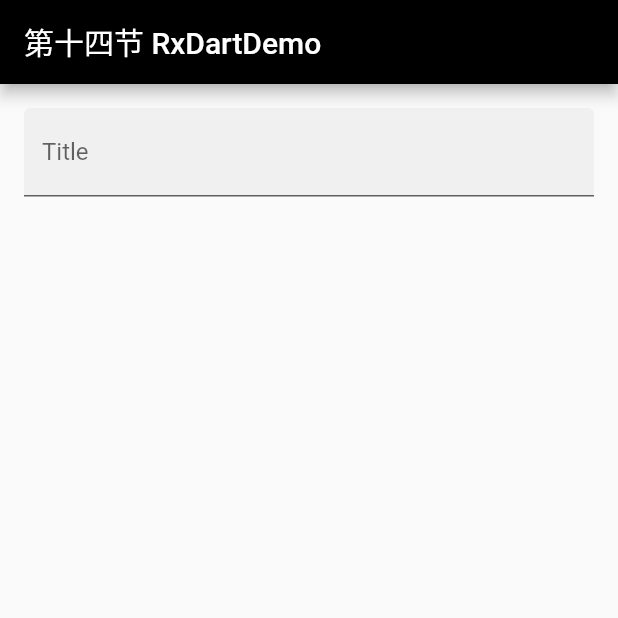
After one commit to mrerhuo/learn_flutter_app, a Flutter app: the screen it shows after launch, after a tap on "第十四课 RxDart 实例", on a phone screen of 412 x 824 dp, the top half of it. The commit adds this screen. Run offline on Flutter 3.47's test engine with Material 2 defaults, Android fonts, the phone set to English and light mode, and no system bars; our stand-ins replace rxdart.

Commit message:
新增RxDart第三方插件Demo

```diff
--- /dev/null
+++ b/lib/chapter14/Chapter14.dart
@@ -0,0 +1,18 @@
+import 'package:flutter/material.dart';
+import 'Chapter14Home.dart';
+
+class Chapter14 extends StatelessWidget {
+  @override
+  Widget build(BuildContext context) {
+    return MaterialApp(
+        debugShowCheckedModeBanner: false, //显示开发模式标签
+        initialRoute: '/',
+        routes: {'/': (context) => Chapter14Home()},
+        theme: ThemeData(
+            primaryColor: Colors.black,
+            primarySwatch: Colors.blue,
+            highlightColor: Color.fromRGBO(255, 255, 255, 0.5), //选中动画颜色
+            splashColor: Colors.blue //水波纹
+        ));
+  }
+}
--- /dev/null
+++ b/lib/chapter14/Chapter14Home.dart
@@ -0,0 +1,88 @@
+import 'package:flutter/material.dart';
+import 'package:rxdart/rxdart.dart';
+
+class Chapter14Home extends StatefulWidget {
+  Chapter14Home({Key key}) : super(key: key);
+  @override
+  _Chapter14HomeState createState() => _Chapter14HomeState();
+}
+
+class _Chapter14HomeState extends State<Chapter14Home> {
+  @override
+  Widget build(BuildContext context) {
+    return Scaffold(
+        resizeToAvoidBottomInset: false, //键盘
+        appBar: AppBar(title: Text('第十四节 RxDartDemo')),
+        body: RxDartDemo());
+  }
+}
+
+class RxDartDemo extends StatefulWidget {
+  RxDartDemo({Key key}) : super(key: key);
+
+  @override
+  _RxDartDemoState createState() => _RxDartDemoState();
+}
+
+class _RxDartDemoState extends State<RxDartDemo> {
+  PublishSubject<String> _textFieldSubject;
+  String _str = '';
+  @override
+  void initState() {
+    super.initState();
+    //Observable<String> _observable=Observable(Stream.fromIterable(['你好','Hello...']));
+    //PublishSubject<String> _subject=PublishSubject<String>();
+    //BehaviorSubject<String> _subject=BehaviorSubject<String>();
+    // ReplaySubject<String> _subject = ReplaySubject<String>(maxSize: 2);
+    // _subject.add('abcde');
+    // _subject.add('hola');
+    // _subject.add('hi');
+    // _subject.listen((data) => debugPrint('listen 1: $data'));
+    // _subject.listen((data) => debugPrint('listen 2: ${data.toUpperCase()}'));
+    // _subject.close();
+
+    _textFieldSubject = PublishSubject<String>();
+    _textFieldSubject
+    .map((data) {//新增一个转换
+      return '/*' + data + '*/';
+    })
+    .where((data){//条件过滤
+      return data.length>15;
+    })
+    .debounce((_) => TimerStream(true, Duration(milliseconds: 500)))//延迟半秒输出
+    .listen((data) {
+      setState(() {
+        _str = data;
+      });
+      debugPrint('$data');
+    });
+  }
+
+  @override
+  void dispose() {
+    super.dispose();
+    _textFieldSubject.close();
+  }
+
+  @override
+  Widget build(BuildContext context) {
+    return Container(
+      margin: EdgeInsets.all(16),
+      child: Column(
+        mainAxisAlignment: MainAxisAlignment.start,
+        children: <Widget>[
+          TextField(
+            onChanged: (value) {
+              _textFieldSubject.add('正在输入：$value');
+            },
+            onSubmitted: (value) {
+              _textFieldSubject.add('提交：$value');
+            },
+            decoration: InputDecoration(labelText: 'Title', filled: true),
+          ),
+          Text('$_str')
+        ],
+      ),
+    );
+  }
+}
--- a/lib/index.dart
+++ b/lib/index.dart
@@ -13,6 +13,8 @@ import 'chapter10/Chapter10.dart';
 import 'chapter11/Chapter11.dart';
 import 'chapter12/Chapter12.dart';
 import 'chapter13/Chapter13.dart';
+import 'chapter14/Chapter14.dart';
+import 'chapter15/Chapter15.dart';
 
 class Index extends StatelessWidget {
   const Index({Key key}) : super(key: key);
@@ -43,131 +45,105 @@ class ChapterList extends StatelessWidget {
             title: Text('第一课  Hello Fluter'),
             trailing: Icon(Icons.keyboard_arrow_right),
             onTap: () {
-              Navigator.of(context).push(
-                MaterialPageRoute(builder: (context)=>Chapter1())
-              );
+              Navigator.of(context).push(MaterialPageRoute(builder: (context) => Chapter1()));
             }),
         ListTile(
             leading: Icon(Icons.list),
             title: Text('第二课  页面布局'),
             trailing: Icon(Icons.keyboard_arrow_right),
             onTap: () {
-              Navigator.of(context).push(
-                MaterialPageRoute(builder: (context)=>Chapter2())
-              );
+              Navigator.of(context).push(MaterialPageRoute(builder: (context) => Chapter2()));
             }),
         ListTile(
             leading: Icon(Icons.list),
             title: Text('第三课 小组件'),
             trailing: Icon(Icons.keyboard_arrow_right),
             onTap: () {
-              Navigator.of(context).push(
-                MaterialPageRoute(builder: (context)=>Chapter3())
-              );
+              Navigator.of(context).push(MaterialPageRoute(builder: (context) => Chapter3()));
             }),
         ListTile(
             leading: Icon(Icons.list),
             title: Text('第四课 布局'),
             trailing: Icon(Icons.keyboard_arrow_right),
             onTap: () {
-              Navigator.of(context).push(
-                MaterialPageRoute(builder: (context)=>Chapter4())
-              );
+              Navigator.of(context).push(MaterialPageRoute(builder: (context) => Chapter4()));
             }),
         ListTile(
             leading: Icon(Icons.list),
             title: Text('第五课 PageView GridView'),
             trailing: Icon(Icons.keyboard_arrow_right),
             onTap: () {
-               Navigator.of(context).push(
-                MaterialPageRoute(builder: (context)=>Chapter5())
-              );
+              Navigator.of(context).push(MaterialPageRoute(builder: (context) => Chapter5()));
             }),
         ListTile(
             leading: Icon(Icons.list),
             title: Text('第六课 SliveView'),
             trailing: Icon(Icons.keyboard_arrow_right),
             onTap: () {
-               Navigator.of(context).push(
-                MaterialPageRoute(builder: (context)=>Chapter6())
-              );
+              Navigator.of(context).push(MaterialPageRoute(builder: (context) => Chapter6()));
             }),
         ListTile(
             leading: Icon(Icons.list),
             title: Text('第七课 路由传参'),
             trailing: Icon(Icons.keyboard_arrow_right),
             onTap: () {
-              Navigator.of(context).push(
-                MaterialPageRoute(builder: (context)=>Chapter7())
-              );
+              Navigator.of(context).push(MaterialPageRoute(builder: (context) => Chapter7()));
             }),
         ListTile(
             leading: Icon(Icons.list),
             title: Text('第八课 Form表单及验证'),
             trailing: Icon(Icons.keyboard_arrow_right),
             onTap: () {
-              Navigator.of(context).push(
-                MaterialPageRoute(builder: (context)=>Chapter8())
-              );
+              Navigator.of(context).push(MaterialPageRoute(builder: (context) => Chapter8()));
             }),
         ListTile(
             leading: Icon(Icons.list),
             title: Text('第九课 Widget实例一'),
             trailing: Icon(Icons.keyboard_arrow_right),
             onTap: () {
-              Navigator.of(context).push(
-                MaterialPageRoute(builder: (context)=>Chapter9())
-              );
+              Navigator.of(context).push(MaterialPageRoute(builder: (context) => Chapter9()));
             }),
         ListTile(
             leading: Icon(Icons.list),
             title: Text('第十课 对话框'),
             trailing: Icon(Icons.keyboard_arrow_right),
             onTap: () {
-              Navigator.of(context).push(
-                MaterialPageRoute(builder: (context)=>Chapter10())
-              );
+              Navigator.of(context).push(MaterialPageRoute(builder: (context) => Chapter10()));
             }),
         ListTile(
             leading: Icon(Icons.list),
             title: Text('第十一课 Widget实例二'),
             trailing: Icon(Icons.keyboard_arrow_right),
             onTap: () {
-               Navigator.of(context).push(
-                MaterialPageRoute(builder: (context)=>Chapter11())
-              );
+              Navigator.of(context).push(MaterialPageRoute(builder: (context) => Chapter11()));
             }),
         ListTile(
             leading: Icon(Icons.list),
             title: Text('第十二课 状态管理'),
             trailing: Icon(Icons.keyboard_arrow_right),
             onTap: () {
-               Navigator.of(context).push(
-                MaterialPageRoute(builder: (context)=>Chapter12())
-              );
+              Navigator.of(context).push(MaterialPageRoute(builder: (context) => Chapter12()));
             }),
         ListTile(
             leading: Icon(Icons.list),
             title: Text('第十三课 Stream'),
             trailing: Icon(Icons.keyboard_arrow_right),
             onTap: () {
-               Navigator.of(context).push(
-                MaterialPageRoute(builder: (context)=>Chapter13())
-              );
+              Navigator.of(context).push(MaterialPageRoute(builder: (context) => Chapter13()));
             }),
         ListTile(
             leading: Icon(Icons.list),
-            title: Text('第十四课'),
+            title: Text('第十四课 RxDart 实例'),
             trailing: Icon(Icons.keyboard_arrow_right),
             onTap: () {
-              debugPrint('第十四课');
+              Navigator.of(context).push(MaterialPageRoute(builder: (context) => Chapter14()));
             }),
         ListTile(
             leading: Icon(Icons.list),
-            title: Text('第十五课'),
+            title: Text('第十五课 BLoC 实例'),
             trailing: Icon(Icons.keyboard_arrow_right),
             onTap: () {
-              debugPrint('第十五课');
+              Navigator.of(context).push(MaterialPageRoute(builder: (context) => Chapter15()));
             }),
         ListTile(
             leading: Icon(Icons.list),
--- a/pubspec.yaml
+++ b/pubspec.yaml
@@ -19,8 +19,9 @@ environment:
 dependencies:
   flutter:
     sdk: flutter
-  intl: 0.16.1
-  scoped_model: 1.0.1
+  intl: ^0.16.1
+  scoped_model: ^1.0.1
+  rxdart: ^0.23.1
 
   # The following adds the Cupertino Icons font to your application.
   # Use with the CupertinoIcons class for iOS style icons.
```
Also changed, not shown: pubspec.lock.
